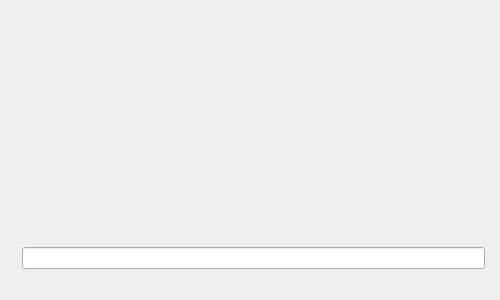
This is src/ui/checker.ui in hiramvillarreal/iotpos as Qt 5 draws it before an edit. The edited form follows.
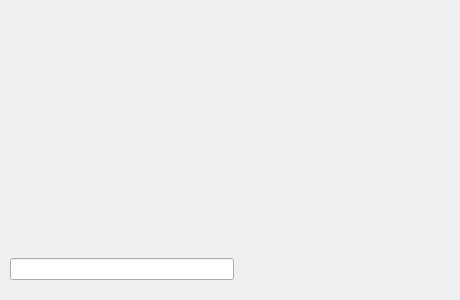
This is the edited form.

Commit message: Ner price checker size and deleted not used style images

The edit to the form file:
```diff
--- a/src/ui/checker.ui
+++ b/src/ui/checker.ui
@@ -1,11 +1,11 @@
 <ui version="4.0" >
  <class>priceChecker</class>
- <widget class="QWidget" name="priceChecker" >
-  <property name="geometry" >
+ <widget class="QWidget" name="priceChecker">
+  <property name="geometry">
    <rect>
     <x>0</x>
     <y>0</y>
-    <width>500</width>
+    <width>460</width>
     <height>300</height>
    </rect>
   </property>
@@ -15,22 +15,37 @@
     <verstretch>0</verstretch>
    </sizepolicy>
   </property>
-  <property name="minimumSize" >
+  <property name="minimumSize">
    <size>
-    <width>500</width>
+    <width>460</width>
     <height>300</height>
    </size>
   </property>
-  <property name="maximumSize" >
+  <property name="maximumSize">
    <size>
-    <width>504</width>
-    <height>301</height>
+    <width>460</width>
+    <height>346</height>
    </size>
   </property>
   <property name="windowTitle" >
    <string>Form</string>
   </property>
-  <layout class="QVBoxLayout" name="verticalLayout_2" >
+  <layout class="QVBoxLayout" name="verticalLayout_2">
+   <property name="spacing">
+    <number>3</number>
+   </property>
+   <property name="leftMargin">
+    <number>3</number>
+   </property>
+   <property name="topMargin">
+    <number>3</number>
+   </property>
+   <property name="rightMargin">
+    <number>3</number>
+   </property>
+   <property name="bottomMargin">
+    <number>3</number>
+   </property>
    <item>
     <layout class="QHBoxLayout" name="horizontalLayout" >
      <property name="leftMargin" >
@@ -85,68 +100,24 @@
     </layout>
    </item>
    <item>
-    <layout class="QGridLayout" name="gridLayout_2" >
-     <property name="leftMargin" >
-      <number>8</number>
+    <layout class="QGridLayout" name="gridLayout_2">
+     <property name="leftMargin">
+      <number>0</number>
      </property>
-     <property name="topMargin" >
-      <number>8</number>
+     <property name="topMargin">
+      <number>0</number>
      </property>
      <property name="rightMargin" >
       <number>0</number>
      </property>
-     <item row="0" column="0" >
-      <widget class="QLabel" name="labelPCName" >
-       <property name="sizePolicy" >
-        <sizepolicy vsizetype="Maximum" hsizetype="Preferred" >
-         <horstretch>0</horstretch>
-         <verstretch>0</verstretch>
-        </sizepolicy>
-       </property>
-       <property name="minimumSize" >
-        <size>
-         <width>0</width>
-         <height>30</height>
-        </size>
-       </property>
-       <property name="text" >
-        <string/>
-       </property>
-       <property name="indent" >
+     <item row="1" column="0">
+      <layout class="QGridLayout" name="gridLayout">
+       <property name="spacing">
         <number>0</number>
        </property>
-      </widget>
-     </item>
-     <item rowspan="2" row="0" column="1" >
-      <widget class="QLabel" name="labelPhoto" >
-       <property name="minimumSize" >
-        <size>
-         <width>128</width>
-         <height>128</height>
-        </size>
-       </property>
-       <property name="maximumSize" >
-        <size>
-         <width>128</width>
-         <height>128</height>
-        </size>
-       </property>
-       <property name="frameShape" >
-        <enum>QFrame::NoFrame</enum>
-       </property>
-       <property name="text" >
-        <string/>
-       </property>
-       <property name="alignment" >
-        <set>Qt::AlignCenter</set>
-       </property>
-      </widget>
-     </item>
-     <item row="1" column="0" >
-      <layout class="QGridLayout" name="gridLayout" >
-       <item row="0" column="0" >
-        <widget class="QLabel" name="labelPClPrice" >
-         <property name="maximumSize" >
+       <item row="0" column="0">
+        <widget class="QLabel" name="labelPClPrice">
+         <property name="maximumSize">
           <size>
            <width>16777215</width>
            <height>22</height>
@@ -212,10 +183,14 @@
          </property>
         </widget>
        </item>
-       <item row="2" column="1" >
-        <widget class="QLabel" name="labelPCTotal" >
-         <property name="text" >
-          <string/>
+       <item row="2" column="1">
+        <widget class="QLabel" name="labelPCTotal">
+         <property name="font">
+          <font>
+           <pointsize>24</pointsize>
+           <weight>75</weight>
+           <bold>true</bold>
+          </font>
          </property>
          <property name="indent" >
           <number>20</number>
@@ -224,6 +199,53 @@
        </item>
       </layout>
      </item>
+     <item row="0" column="1" rowspan="2">
+      <widget class="QLabel" name="labelPhoto">
+       <property name="minimumSize">
+        <size>
+         <width>150</width>
+         <height>150</height>
+        </size>
+       </property>
+       <property name="maximumSize">
+        <size>
+         <width>128</width>
+         <height>128</height>
+        </size>
+       </property>
+       <property name="frameShape">
+        <enum>QFrame::NoFrame</enum>
+       </property>
+       <property name="text">
+        <string/>
+       </property>
+       <property name="alignment">
+        <set>Qt::AlignHCenter|Qt::AlignTop</set>
+       </property>
+      </widget>
+     </item>
+     <item row="0" column="0">
+      <widget class="QLabel" name="labelPCName">
+       <property name="sizePolicy">
+        <sizepolicy hsizetype="Preferred" vsizetype="Maximum">
+         <horstretch>0</horstretch>
+         <verstretch>0</verstretch>
+        </sizepolicy>
+       </property>
+       <property name="minimumSize">
+        <size>
+         <width>0</width>
+         <height>30</height>
+        </size>
+       </property>
+       <property name="text">
+        <string/>
+       </property>
+       <property name="indent">
+        <number>0</number>
+       </property>
+      </widget>
+     </item>
     </layout>
    </item>
    <item>
@@ -231,11 +253,11 @@
      <property name="spacing" >
       <number>0</number>
      </property>
-     <property name="leftMargin" >
-      <number>4</number>
+     <property name="leftMargin">
+      <number>0</number>
      </property>
-     <property name="rightMargin" >
-      <number>4</number>
+     <property name="rightMargin">
+      <number>0</number>
      </property>
      <item>
       <widget class="QLabel" name="labelPCCode" >
@@ -248,7 +270,33 @@
       </widget>
      </item>
      <item>
-      <widget class="QLineEdit" name="editCode" />
+      <widget class="QLineEdit" name="editCode">
+       <property name="minimumSize">
+        <size>
+         <width>0</width>
+         <height>0</height>
+        </size>
+       </property>
+       <property name="maximumSize">
+        <size>
+         <width>16777215</width>
+         <height>16777215</height>
+        </size>
+       </property>
+      </widget>
+     </item>
+     <item>
+      <spacer name="horizontalSpacer">
+       <property name="orientation">
+        <enum>Qt::Horizontal</enum>
+       </property>
+       <property name="sizeHint" stdset="0">
+        <size>
+         <width>10</width>
+         <height>20</height>
+        </size>
+       </property>
+      </spacer>
      </item>
     </layout>
    </item>
```
Left out of the diff: 106 changed lines with no effect on the pictures. The commit also changes 19 other files.
